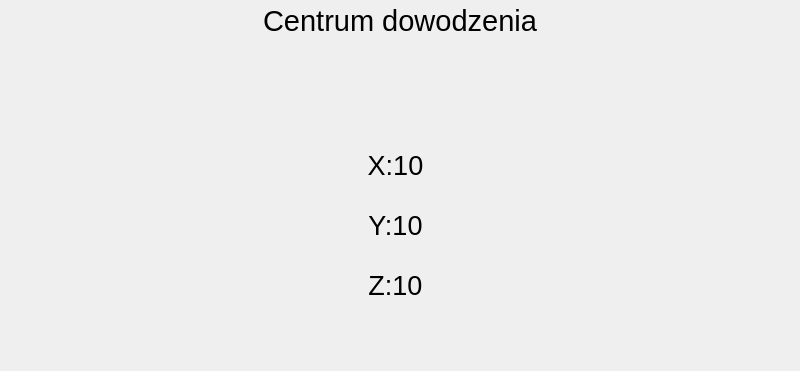
Old version of the form untitled.ui in the repository opiechow/StatkiWNO; both pictures show x 0 to 800 and y 0 to 371 of the 800 by 640 pixel window.
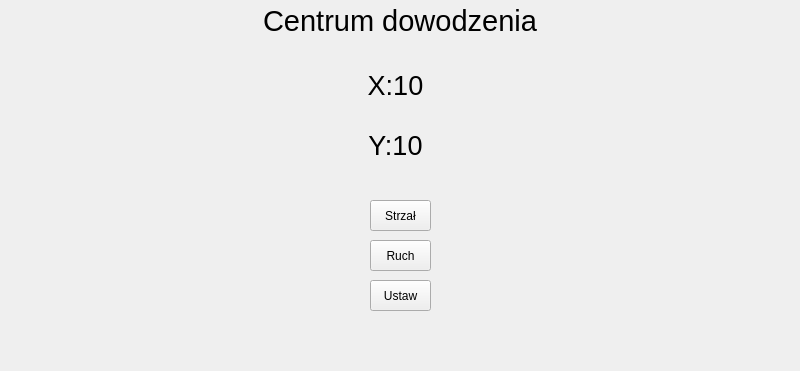
New version of the form.

The edit to the form file:
```diff
--- a/untitled.ui
+++ b/untitled.ui
@@ -56,10 +56,10 @@
     <widget class="QWidget" name="verticalLayoutWidget">
      <property name="geometry">
       <rect>
-       <x>60</x>
-       <y>120</y>
-       <width>160</width>
-       <height>80</height>
+       <x>-11</x>
+       <y>-1</y>
+       <width>361</width>
+       <height>351</height>
       </rect>
      </property>
      <layout class="QVBoxLayout" name="verticalLayout"/>
@@ -106,10 +106,10 @@
     <widget class="QWidget" name="verticalLayoutWidget_2">
      <property name="geometry">
       <rect>
-       <x>80</x>
-       <y>120</y>
-       <width>160</width>
-       <height>80</height>
+       <x>-1</x>
+       <y>-1</y>
+       <width>351</width>
+       <height>351</height>
       </rect>
      </property>
      <layout class="QVBoxLayout" name="verticalLayout_2"/>
@@ -170,7 +170,7 @@
      <string>Komunikat: Witamy w centrum dowodzenia, komandorze. Proszę rozmieścić flotę.</string>
     </property>
    </widget>
-   <widget class="QWidget" name="">
+   <widget class="QWidget" name="layoutWidget">
     <property name="geometry">
      <rect>
       <x>510</x>
@@ -361,7 +361,7 @@
     <property name="geometry">
      <rect>
       <x>360</x>
-      <y>150</y>
+      <y>70</y>
       <width>71</width>
       <height>31</height>
      </rect>
@@ -382,7 +382,7 @@
     <property name="geometry">
      <rect>
       <x>360</x>
-      <y>210</y>
+      <y>130</y>
       <width>71</width>
       <height>31</height>
      </rect>
@@ -399,28 +399,7 @@
      <set>Qt::AlignCenter</set>
     </property>
    </widget>
-   <widget class="QLabel" name="l_wsp_z">
-    <property name="geometry">
-     <rect>
-      <x>360</x>
-      <y>270</y>
-      <width>71</width>
-      <height>31</height>
-     </rect>
-    </property>
-    <property name="font">
-     <font>
-      <pointsize>20</pointsize>
-     </font>
-    </property>
-    <property name="text">
-     <string>Z:10</string>
-    </property>
-    <property name="alignment">
-     <set>Qt::AlignCenter</set>
-    </property>
-   </widget>
-   <widget class="QWidget" name="">
+   <widget class="QWidget" name="layoutWidget">
     <property name="geometry">
      <rect>
       <x>20</x>
@@ -474,6 +453,45 @@
      </item>
     </layout>
    </widget>
+   <widget class="QPushButton" name="b_strzel">
+    <property name="geometry">
+     <rect>
+      <x>370</x>
+      <y>200</y>
+      <width>61</width>
+      <height>31</height>
+     </rect>
+    </property>
+    <property name="text">
+     <string>Strzał</string>
+    </property>
+   </widget>
+   <widget class="QPushButton" name="b_rusz">
+    <property name="geometry">
+     <rect>
+      <x>370</x>
+      <y>240</y>
+      <width>61</width>
+      <height>31</height>
+     </rect>
+    </property>
+    <property name="text">
+     <string>Ruch</string>
+    </property>
+   </widget>
+   <widget class="QPushButton" name="b_ustaw">
+    <property name="geometry">
+     <rect>
+      <x>370</x>
+      <y>280</y>
+      <width>61</width>
+      <height>31</height>
+     </rect>
+    </property>
+    <property name="text">
+     <string>Ustaw</string>
+    </property>
+   </widget>
   </widget>
   <widget class="QStatusBar" name="statusbar"/>
  </widget>
```
Left out of the diff: 4 changed lines with no effect on the pictures.
